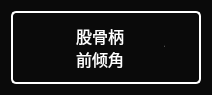
wuzhuobin/MITK-Project, file Apps/THA/view/StemParameterGadget.ui: the form before one commit.
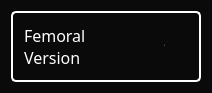
The form after the commit.

What changed in the file:
```diff
--- a/Apps/THA/view/StemParameterGadget.ui
+++ b/Apps/THA/view/StemParameterGadget.ui
@@ -7,7 +7,7 @@
     <x>0</x>
     <y>0</y>
     <width>204</width>
-    <height>80</height>
+    <height>88</height>
    </rect>
   </property>
   <property name="sizePolicy">
@@ -73,11 +73,8 @@
 }</string>
         </property>
         <property name="text">
-         <string>股骨柄
-前倾角</string>
-        </property>
-        <property name="alignment">
-         <set>Qt::AlignRight|Qt::AlignTrailing|Qt::AlignVCenter</set>
+         <string>Femoral
+Version</string>
         </property>
        </widget>
       </item>
```
